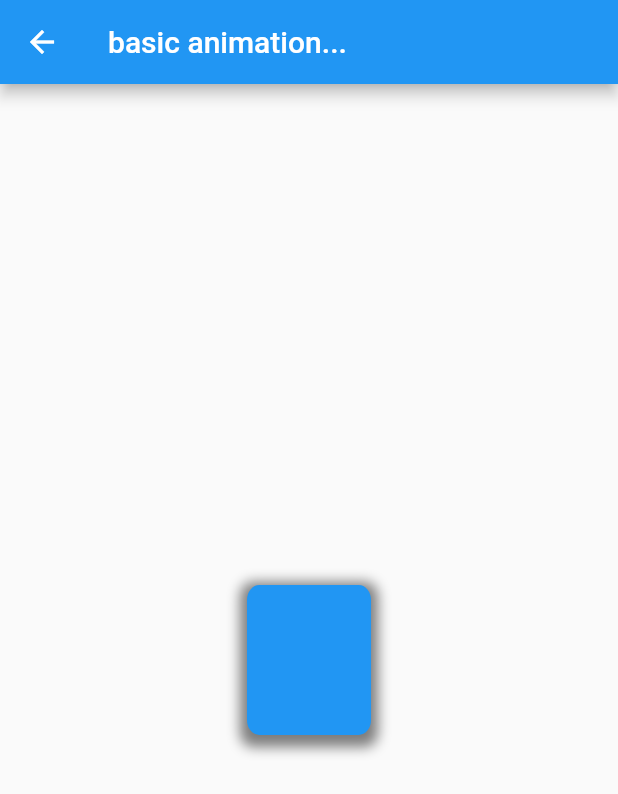
After one commit to iamnhatjt/flutter-tip-and-trick_cook-book, a Flutter app: the BasicAnimationExample screen opened directly, on a phone screen of 412 x 824 dp. The commit adds this screen. Shown: the top 794 px of the screen. Run offline on Flutter 3.47's test engine with Material 2 defaults, Android fonts, the phone set to English and light mode, and no system bars; missing offline and left inert: dart:html; Roboto replaces fonts that are missing (Robonto).

Commit message:
basic animation

```diff
--- /dev/null
+++ b/lib/Animation/basic_animation.dart
@@ -0,0 +1,82 @@
+import 'dart:math';
+
+import 'package:flutter/material.dart';
+
+class BasicAnimationExample extends StatelessWidget {
+  const BasicAnimationExample({super.key});
+
+  @override
+  Widget build(BuildContext context) {
+    return Scaffold(
+      appBar: AppBar(
+        title: Text('basic animation...'),
+      ),
+      body: Column(
+        mainAxisAlignment: MainAxisAlignment.center,
+        crossAxisAlignment: CrossAxisAlignment.center,
+        children: [
+          Row(
+            mainAxisAlignment: MainAxisAlignment.center,
+            children: [
+              BasicAnimationWidget(),
+            ],
+          )
+        ],
+      ),
+    );
+  }
+}
+
+class BasicAnimationWidget extends StatefulWidget {
+  const BasicAnimationWidget({super.key});
+
+  @override
+  State<BasicAnimationWidget> createState() => _BasicAnimationWidgetState();
+}
+
+class _BasicAnimationWidgetState extends State<BasicAnimationWidget>
+    with SingleTickerProviderStateMixin {
+  late AnimationController _controller;
+  late Animation<double> _animation;
+
+  @override
+  void initState() {
+    super.initState();
+    _controller =
+        AnimationController(vsync: this, duration: const Duration(seconds: 20));
+
+    _animation = Tween<double>(begin: 0.0, end: 2 * pi).animate(_controller);
+    _controller.repeat();
+  }
+
+  @override
+  void dispose() {
+    _controller.dispose();
+    super.dispose();
+  }
+
+  @override
+  Widget build(BuildContext context) {
+    return AnimatedBuilder(
+      animation: _controller,
+      builder: (context, child) => Transform(
+        alignment: Alignment.center,
+        transform: Matrix4.identity()..rotateY(_animation.value),
+        child: Container(
+          height: 100,
+          width: 100,
+          decoration: BoxDecoration(
+              color: Colors.blue,
+              borderRadius: BorderRadius.circular(10),
+              boxShadow: [
+                BoxShadow(
+                    color: Colors.black.withOpacity(0.5),
+                    spreadRadius: 5,
+                    blurRadius: 7,
+                    offset: const Offset(0, 3))
+              ]),
+        ),
+      ),
+    );
+  }
+}
--- a/lib/app_apge.dart
+++ b/lib/app_apge.dart
@@ -10,6 +10,8 @@ import 'package:flutter_cookbook/stateManagement/inheriteNotifer_changeNotifier/
 import 'package:flutter_cookbook/stateManagement/inherited_model/inherit_model_example.dart';
 import 'package:flutter_cookbook/stateManagement/inheritwidget_example/myInherit_widget.dart';
 import 'package:flutter_cookbook/widgets/common.dart';
+
+import 'Animation/basic_animation.dart';
 
 class AppPage extends StatelessWidget {
   const AppPage({super.key});
@@ -32,6 +34,10 @@ class AppPage extends StatelessWidget {
             SubScription(
               title: 'Add a drawer to a screen',
               newPage: AnimatePageRote(),
+            ),
+            SubScription(
+              title: 'Add a drawer to a screen',
+              newPage: BasicAnimationExample(),
             ),
             TitleFontText(title: 'Design'),
             SubScription(
```
